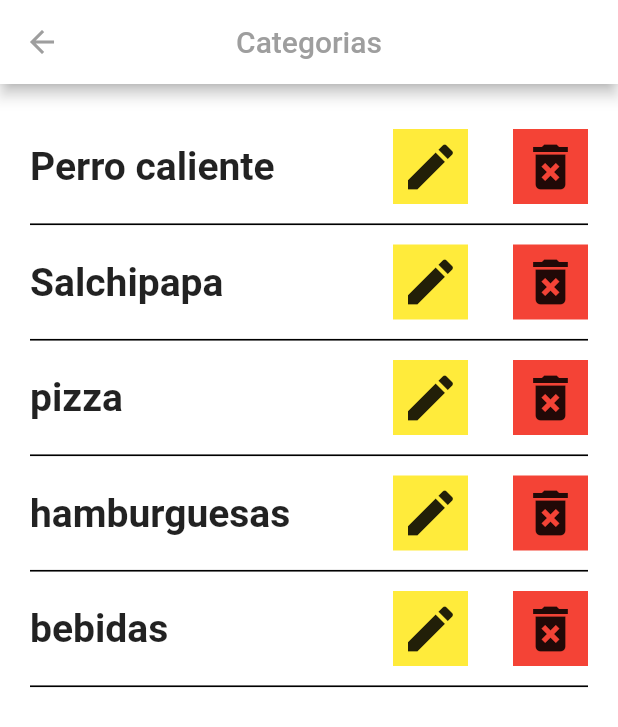
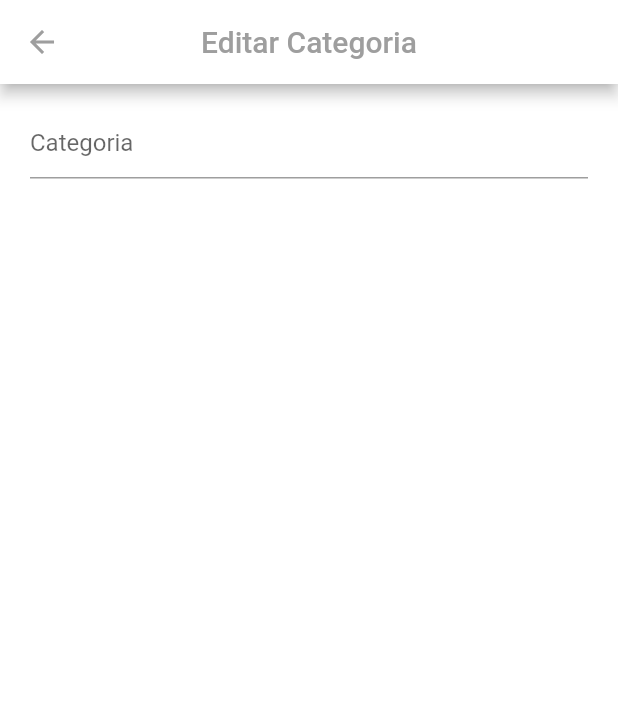
Before and after one commit to hdes26/Admin_DeliveryApp, a Flutter app: the Categorias screen opened by its route, after a tap on the "edit" icon, on a phone screen of 412 x 824 dp. Shown: the top 727 px of the screen. Run offline on Flutter 3.47's test engine with Material 2 defaults, Android fonts, the phone set to English and light mode, and no system bars.

Commit message:
edid category

```diff
--- a/lib/app.dart
+++ b/lib/app.dart
@@ -1,6 +1,7 @@
 import 'package:flutter/material.dart';
 import 'package:flutter_application_1/pages/admin_page.dart';
 import 'package:flutter_application_1/pages/categorias_page.dart';
+import 'package:flutter_application_1/pages/editCategory_page.dart';
 import 'package:flutter_application_1/pages/pedidosPendientes_page.dart';
 import 'package:flutter_application_1/pages/platos_page.dart';
 
@@ -17,6 +18,7 @@ class MyApp extends StatelessWidget {
         'categorias': (BuildContext context) => Categorias(),
         'platos': (BuildContext context) => Platos(),
         'historialPedidos': (BuildContext context) => Categorias(),
+        'editCategory': (BuildContext context) => EditCategory()
       },
     );
   }
--- a/lib/pages/categorias_page.dart
+++ b/lib/pages/categorias_page.dart
@@ -23,31 +23,31 @@ class _CategoriasState extends State<Categorias> {
           child: ListView(
             padding: EdgeInsets.symmetric(vertical: 30, horizontal: 20),
             children: [
-              _category("Perro caliente"),
+              _category("Perro caliente", context),
               Divider(
                 color: Colors.black,
                 thickness: 1.1,
                 height: 27,
               ),
-              _category("Salchipapa"),
+              _category("Salchipapa", context),
               Divider(
                 color: Colors.black,
                 height: 27,
                 thickness: 1.1,
               ),
-              _category("pizza"),
+              _category("pizza", context),
               Divider(
                 color: Colors.black,
                 height: 27,
                 thickness: 1.1,
               ),
-              _category("hamburguesas"),
+              _category("hamburguesas", context),
               Divider(
                 color: Colors.black,
                 height: 27,
                 thickness: 1.1,
               ),
-              _category("bebidas"),
+              _category("bebidas", context),
               Divider(
                 color: Colors.black,
                 height: 27,
@@ -59,7 +59,7 @@ class _CategoriasState extends State<Categorias> {
   }
 }
 
-Widget _category(String text) {
+Widget _category(String text, BuildContext context) {
   return Row(
     mainAxisAlignment: MainAxisAlignment.spaceBetween,
     children: [
@@ -73,7 +73,7 @@ Widget _category(String text) {
               color: Colors.yellow,
               child: Icon(Icons.edit, size: 40),
             ),
-            onTap: () => {print("object1")},
+            onTap: () => {Navigator.pushNamed(context, 'editCategory')},
           ),
           SizedBox(
             width: 30,
--- /dev/null
+++ b/lib/pages/editCategory_page.dart
@@ -0,0 +1,46 @@
+import 'package:flutter/material.dart';
+
+class EditCategory extends StatefulWidget {
+  EditCategory({Key key}) : super(key: key);
+
+  @override
+  _EditCategoryState createState() => _EditCategoryState();
+}
+
+class _EditCategoryState extends State<EditCategory> {
+  final formKey = GlobalKey<FormState>();
+  @override
+  Widget build(BuildContext context) {
+    return Scaffold(
+      appBar: AppBar(
+        iconTheme: IconThemeData(color: Colors.grey),
+        shadowColor: Colors.black,
+        backgroundColor: Colors.white,
+        centerTitle: true,
+        title: Text("Editar Categoria", style: TextStyle(color: Colors.grey)),
+      ),
+      body: Container(
+        color: Colors.white,
+        padding: EdgeInsets.fromLTRB(20, 15, 20, 0),
+        child: Column(
+          children: [_formSearch()],
+        ),
+      ),
+    );
+  }
+
+  Widget _formSearch() {
+    return Form(
+      key: formKey,
+      child: TextFormField(
+        decoration: InputDecoration(
+            hintText: "Categoria",
+            labelStyle:
+                TextStyle(color: Colors.black, fontWeight: FontWeight.bold),
+            focusColor: Colors.red),
+        onFieldSubmitted: (value) =>
+            {Navigator.pushNamed(context, 'searchPlato')},
+      ),
+    );
+  }
+}
```
